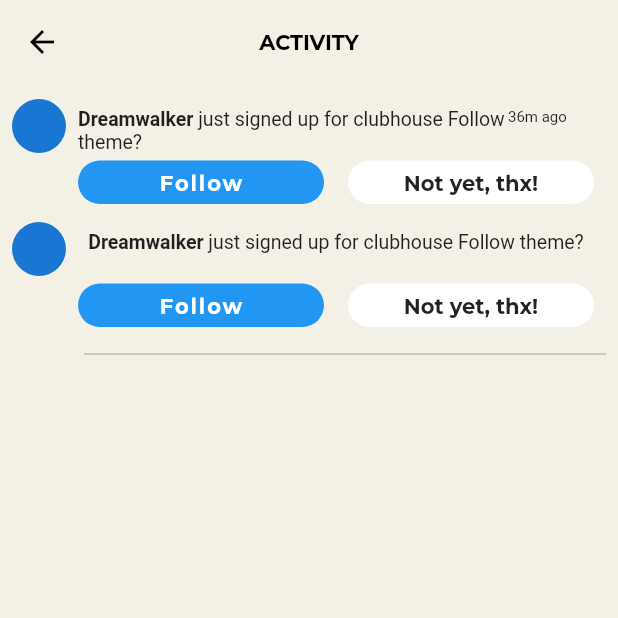
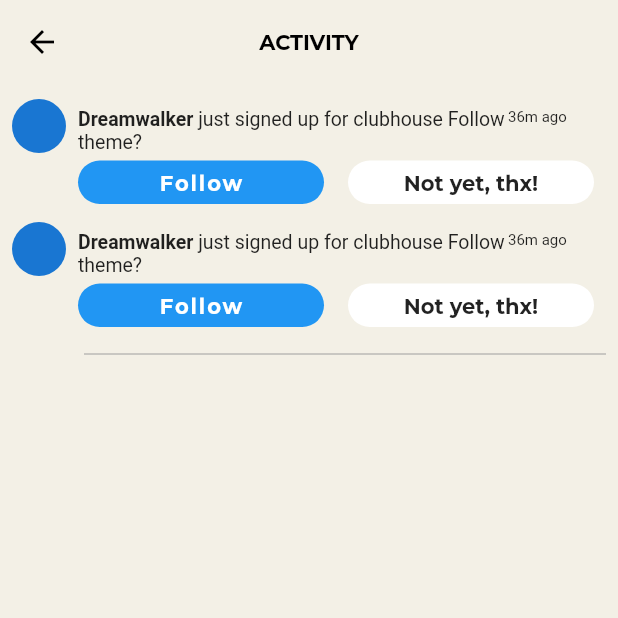
Before and after one commit to JAICHANGPARK/flutter_notebook_11th_story, a Flutter app: the NotificationPage screen opened directly, on a phone screen of 412 x 824 dp, the top half of it. Run offline on Flutter 3.47's test engine with Material 2 defaults, Android fonts, the phone set to English and light mode, and no system bars; our stand-ins replace backdrop, badges, flutter_inner_drawer, flutter_slidable, google_fonts.

Commit message:
Update notification_page.dart

```diff
--- a/lib/ep701_clubhouse/ui/notification_page.dart
+++ b/lib/ep701_clubhouse/ui/notification_page.dart
@@ -134,6 +134,11 @@ class _NotificationPageState extends State<NotificationPage> {
                             child: Column(
                               children: [
                                 Expanded(
+                                  child: Row(
+                                    crossAxisAlignment: CrossAxisAlignment.start,
+                                    children: [
+                                      Expanded(
+                                        flex:10,
                                         child: Text.rich(TextSpan(
                                             children: [
                                               TextSpan(
@@ -151,6 +156,14 @@ class _NotificationPageState extends State<NotificationPage> {
                                               )
                                             ]
                                         )),
+                                      ),
+                                      Expanded(
+                                          flex: 2,
+                                          child: Text("36m ago",style: TextStyle(
+                                              fontSize: 10
+                                          ),))
+                                    ],
+                                  ),
                                 ),
                                 Expanded(
                                   child: Padding(
```
Lines whose indentation alone changed are shown as unchanged.
